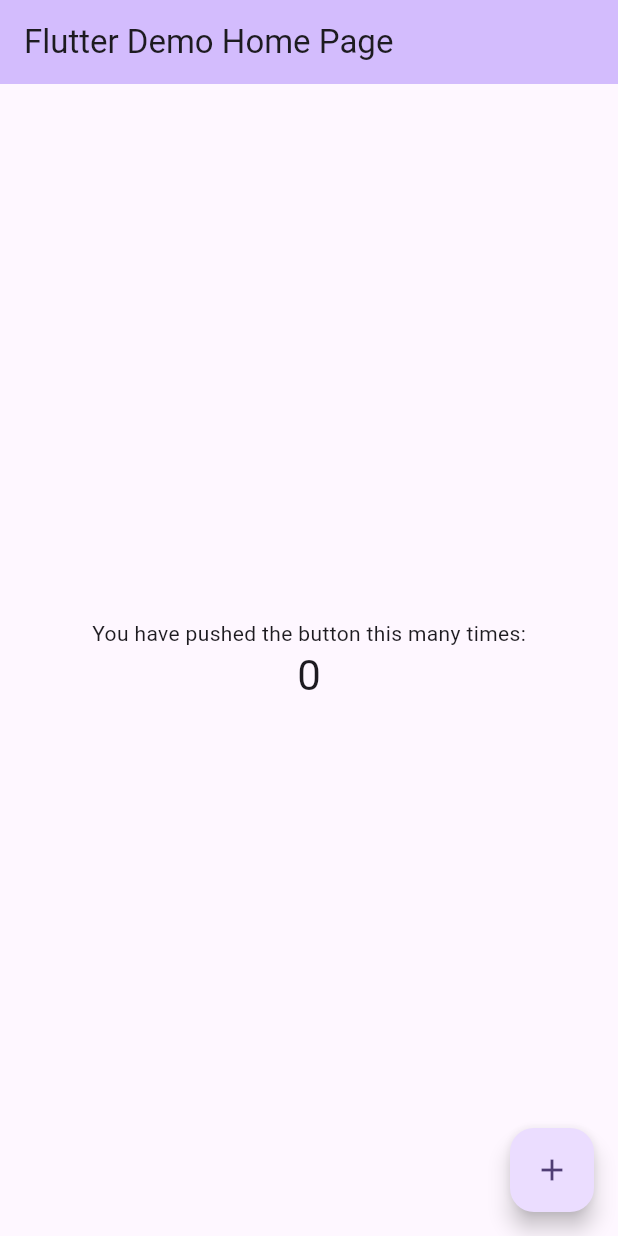
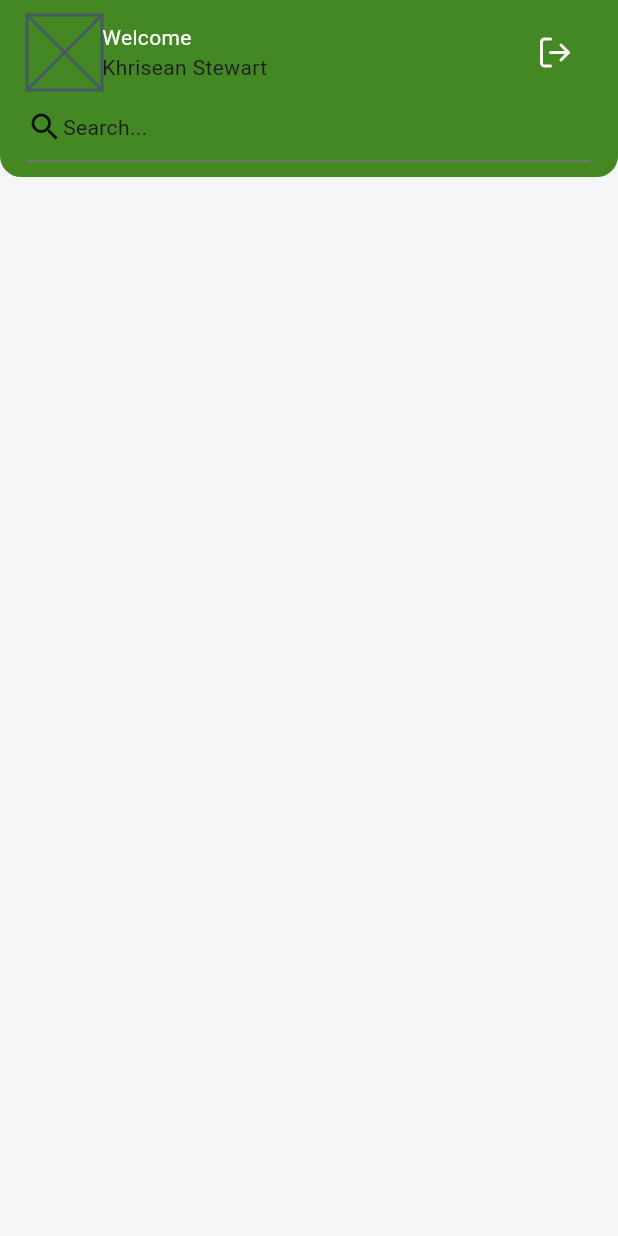
Before and after one commit to KhriseanStewart/denbigh_amber_app, a Flutter app: the screen it shows after launch, on a phone screen of 412 x 824 dp. Run offline on Flutter 3.47's test engine with Material 3 defaults, Android fonts, the light colour scheme and no system bars; our stand-ins replace feather_icons, firebase_core; accounts and stored records are empty.

Commit message:
Started the homescreen Header section

```diff
--- a/lib/main.dart
+++ b/lib/main.dart
@@ -1,7 +1,33 @@
+import 'package:denbigh_app/firebase_options.dart';
+import 'package:denbigh_app/screens/dashboard/home.dart';
+import 'package:firebase_core/firebase_core.dart';
 import 'package:flutter/material.dart';
+import 'package:flutter/services.dart';
 
-void main() {
-  runApp(const MyApp());
+void main() async {
+  WidgetsFlutterBinding.ensureInitialized();
+  await SystemChrome.setPreferredOrientations([DeviceOrientation.portraitUp]);
+  SystemChrome.setSystemUIOverlayStyle(
+    SystemUiOverlayStyle(
+      statusBarColor: Colors.transparent, // Make status bar transparent
+      statusBarIconBrightness:
+          Brightness.dark, // Dark icons for light backgrounds
+    ),
+  );
+  try {
+    await Firebase.initializeApp(
+      options: DefaultFirebaseOptions.currentPlatform,
+    );
+    runApp(const MyApp());
+  } catch (e) {
+    runApp(
+      MaterialApp(
+        debugShowCheckedModeBanner: false,
+        home: Scaffold(body: Center(child: Text('Firebase init failed: $e'))),
+      ),
+    );
+    print(e);
+  }
 }
 
 class MyApp extends StatelessWidget {
@@ -13,110 +39,9 @@ class MyApp extends StatelessWidget {
     return MaterialApp(
       title: 'Flutter Demo',
       theme: ThemeData(
-        // This is the theme of your application.
-        //
-        // TRY THIS: Try running your application with "flutter run". You'll see
-        // the application has a purple toolbar. Then, without quitting the app,
-        // try changing the seedColor in the colorScheme below to Colors.green
-        // and then invoke "hot reload" (save your changes or press the "hot
-        // reload" button in a Flutter-supported IDE, or press "r" if you used
-        // the command line to start the app).
-        //
-        // Notice that the counter didn't reset back to zero; the application
-        // state is not lost during the reload. To reset the state, use hot
-        // restart instead.
-        //
-        // This works for code too, not just values: Most code changes can be
-        // tested with just a hot reload.
         colorScheme: ColorScheme.fromSeed(seedColor: Colors.deepPurple),
       ),
-      home: const MyHomePage(title: 'Flutter Demo Home Page'),
+      home: const HomeScreen(),
     );
   }
 }
-
-class MyHomePage extends StatefulWidget {
-  const MyHomePage({super.key, required this.title});
-
-  // This widget is the home page of your application. It is stateful, meaning
-  // that it has a State object (defined below) that contains fields that affect
-  // how it looks.
-
-  // This class is the configuration for the state. It holds the values (in this
-  // case the title) provided by the parent (in this case the App widget) and
-  // used by the build method of the State. Fields in a Widget subclass are
-  // always marked "final".
-
-  final String title;
-
-  @override
-  State<MyHomePage> createState() => _MyHomePageState();
-}
-
-class _MyHomePageState extends State<MyHomePage> {
-  int _counter = 0;
-
-  void _incrementCounter() {
-    setState(() {
-      // This call to setState tells the Flutter framework that something has
-      // changed in this State, which causes it to rerun the build method below
-      // so that the display can reflect the updated values. If we changed
-      // _counter without calling setState(), then the build method would not be
-      // called again, and so nothing would appear to happen.
-      _counter++;
-    });
-  }
-
-  @override
-  Widget build(BuildContext context) {
-    // This method is rerun every time setState is called, for instance as done
-    // by the _incrementCounter method above.
-    //
-    // The Flutter framework has been optimized to make rerunning build methods
-    // fast, so that you can just rebuild anything that needs updating rather
-    // than having to individually change instances of widgets.
-    return Scaffold(
-      appBar: AppBar(
-        // TRY THIS: Try changing the color here to a specific color (to
-        // Colors.amber, perhaps?) and trigger a hot reload to see the AppBar
-        // change color while the other colors stay the same.
-        backgroundColor: Theme.of(context).colorScheme.inversePrimary,
-        // Here we take the value from the MyHomePage object that was created by
-        // the App.build method, and use it to set our appbar title.
-        title: Text(widget.title),
-      ),
-      body: Center(
-        // Center is a layout widget. It takes a single child and positions it
-        // in the middle of the parent.
-        child: Column(
-          // Column is also a layout widget. It takes a list of children and
-          // arranges them vertically. By default, it sizes itself to fit its
-          // children horizontally, and tries to be as tall as its parent.
-          //
-          // Column has various properties to control how it sizes itself and
-          // how it positions its children. Here we use mainAxisAlignment to
-          // center the children vertically; the main axis here is the vertical
-          // axis because Columns are vertical (the cross axis would be
-          // horizontal).
-          //
-          // TRY THIS: Invoke "debug painting" (choose the "Toggle Debug Paint"
-          // action in the IDE, or press "p" in the console), to see the
-          // wireframe for each widget.
-          mainAxisAlignment: MainAxisAlignment.center,
-          children: <Widget>[
-            const Text('You have pushed the button this many times:'),
-            Text(
-              '$_counter',
-              style: Theme.of(context).textTheme.headlineMedium,
-            ),
-          ],
-        ),
-      ),
-      floatingActionButton: FloatingActionButton(
-        onPressed: _incrementCounter,
-        tooltip: 'Increment',
-        child: const Icon(Icons.add),
-      ), // This trailing comma makes auto-formatting nicer for build methods.
-    );
-  }
-}
--- /dev/null
+++ b/lib/screens/dashboard/home.dart
@@ -0,0 +1,65 @@
+import 'package:denbigh_app/widgets/misc.dart';
+import 'package:feather_icons/feather_icons.dart';
+import 'package:flutter/material.dart';
+
+class HomeScreen extends StatelessWidget {
+  const HomeScreen({super.key});
+
+  @override
+  Widget build(BuildContext context) {
+    return Scaffold(
+      backgroundColor: hexToColor("F4F6F8"),
+      body: SafeArea(
+        child: Container(
+          decoration: BoxDecoration(
+            color: hexToColor("438823"),
+            borderRadius: BorderRadius.vertical(bottom: Radius.circular(14)),
+          ),
+          padding: EdgeInsets.symmetric(horizontal: 18.0, vertical: 10.0),
+          child: Column(
+            mainAxisSize: MainAxisSize.min,
+            crossAxisAlignment: CrossAxisAlignment.center,
+            children: [
+              Row(
+                mainAxisAlignment: MainAxisAlignment.spaceBetween,
+                crossAxisAlignment: CrossAxisAlignment.center,
+                children: [
+                  SizedBox(
+                    child: Row(
+                      children: [
+                        Container(width: 50, height: 50, child: Placeholder()),
+                        Column(
+                          crossAxisAlignment: CrossAxisAlignment.start,
+                          children: [
+                            Text(
+                              "Welcome",
+                              style: TextStyle(
+                                color: Colors.white,
+                                fontWeight: FontWeight.w400,
+                              ),
+                            ),
+                            Text("Khrisean Stewart"),
+                          ],
+                        ),
+                      ],
+                    ),
+                  ),
+                  IconButton(
+                    onPressed: () {},
+                    icon: Icon(FeatherIcons.logOut, color: Colors.white),
+                  ),
+                ],
+              ),
+              TextField(
+                decoration: InputDecoration(
+
+                  hint: Row(children: [Icon(Icons.search), Text("Search...")]),
+                ),
+              ),
+            ],
+          ),
+        ),
+      ),
+    );
+  }
+}
--- /dev/null
+++ b/lib/widgets/misc.dart
@@ -0,0 +1,26 @@
+import 'package:flutter/material.dart';
+
+void displaySnackBar(
+  BuildContext context,
+  String message, {
+  Color backgroundColor = const Color.fromRGBO(55, 255, 72, 0.6),
+  Color textColor = Colors.white,
+  Duration duration = const Duration(seconds: 5),
+  SnackBarAction? action,
+}) {
+  ScaffoldMessenger.of(context).showSnackBar(
+    SnackBar(
+      content: Center(child: Text(message, style: TextStyle(color: textColor))),
+      backgroundColor: backgroundColor,
+      duration: duration,
+    ),
+  );
+}
+
+Color hexToColor(String hexCode) {
+  final buffer = StringBuffer();
+  if (hexCode.startsWith('#')) hexCode = hexCode.substring(1);
+  if (hexCode.length == 6) buffer.write('ff');
+  buffer.write(hexCode.toUpperCase());
+  return Color(int.parse(buffer.toString(), radix: 16));
+}
```
Also changed, not shown: 1 other file.
